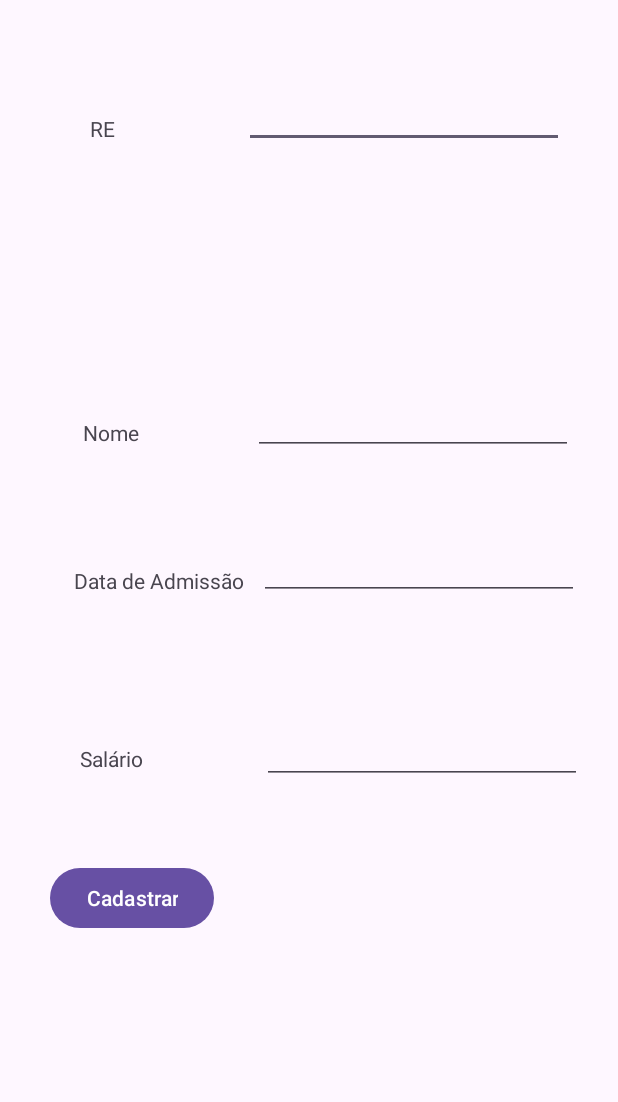
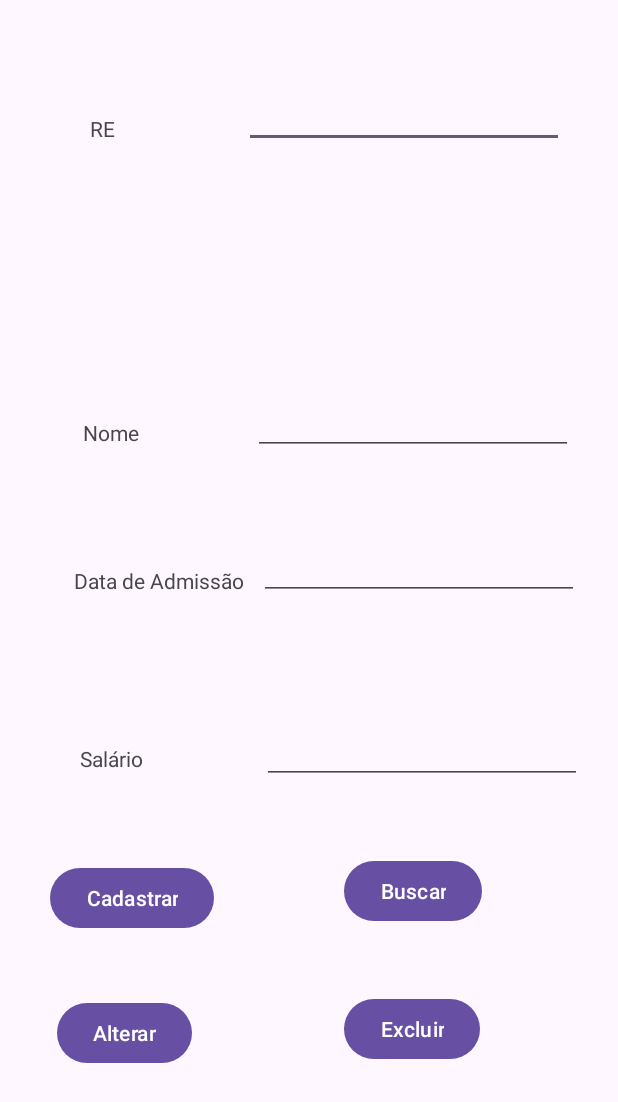
Before and after one commit to eanassu/FMU2024_12aN, an Android app: the DatabaseActivity screen opened directly, with no data from a screen before it, on a phone screen of 412 x 824 dp. Shown: the top 1102 px of the screen. Run offline under Robolectric (Android 15) with nearby library versions, the phone set to English and light mode, and no system bars.

```diff
--- a/app/src/main/AndroidManifest.xml
+++ b/app/src/main/AndroidManifest.xml
@@ -12,6 +12,9 @@
         android:supportsRtl="true"
         android:theme="@style/Theme.Aula2aN"
         tools:targetApi="31">
+        <activity
+            android:name=".ListaActivity"
+            android:exported="false" />
         <activity
             android:name=".DatabaseActivity"
             android:exported="false" />
--- a/app/src/main/res/layout/activity_database.xml
+++ b/app/src/main/res/layout/activity_database.xml
@@ -100,4 +100,38 @@
         android:text="@string/txt_salario"
         app:layout_constraintBottom_toTopOf="@+id/button3"
         app:layout_constraintStart_toStartOf="parent" />
+
+    <Button
+        android:id="@+id/button4"
+        android:layout_width="wrap_content"
+        android:layout_height="wrap_content"
+        android:layout_marginStart="67dp"
+        android:layout_marginTop="47dp"
+        android:layout_marginEnd="67dp"
+        android:onClick="buscar"
+        android:text="@string/txt_buscar"
+        app:layout_constraintEnd_toEndOf="@+id/editTextSalario"
+        app:layout_constraintStart_toEndOf="@+id/textView5"
+        app:layout_constraintTop_toBottomOf="@+id/editTextSalario" />
+
+    <Button
+        android:id="@+id/button5"
+        android:layout_width="wrap_content"
+        android:layout_height="wrap_content"
+        android:layout_marginStart="38dp"
+        android:layout_marginBottom="111dp"
+        android:onClick="cadastrar"
+        android:text="@string/txt_alterar"
+        app:layout_constraintBottom_toBottomOf="parent"
+        app:layout_constraintStart_toStartOf="parent" />
+
+    <Button
+        android:id="@+id/button6"
+        android:layout_width="wrap_content"
+        android:layout_height="wrap_content"
+        android:layout_marginTop="44dp"
+        android:onClick="cadastrar"
+        android:text="@string/txt_excluir"
+        app:layout_constraintStart_toStartOf="@+id/button4"
+        app:layout_constraintTop_toBottomOf="@+id/button4" />
 </androidx.constraintlayout.widget.ConstraintLayout>
--- a/app/src/main/res/values/strings.xml
+++ b/app/src/main/res/values/strings.xml
@@ -9,4 +9,7 @@
     <string name="txt_dataadmissao">Data de Admissão</string>
     <string name="txt_salario">Salário</string>
     <string name="txt_cadastrar">Cadastrar</string>
+    <string name="txt_buscar">Buscar</string>
+    <string name="txt_excluir">Excluir</string>
+    <string name="txt_alterar">Alterar</string>
 </resources>
```
Also changed, not shown: app/src/main/java/br/fmu/aula2an/DatabaseActivity.java (+20 -4 lines), app/src/main/java/br/fmu/aula2an/FuncionarioViewHolder.java (added, +22 -0 lines), app/src/main/java/br/fmu/aula2an/ListaActivity.java (added, +14 -0 lines), app/src/main/res/layout/activity_lista.xml (added, +9 -0 lines), app/src/main/res/layout/item_funcionario.xml (added, +49 -0 lines).
